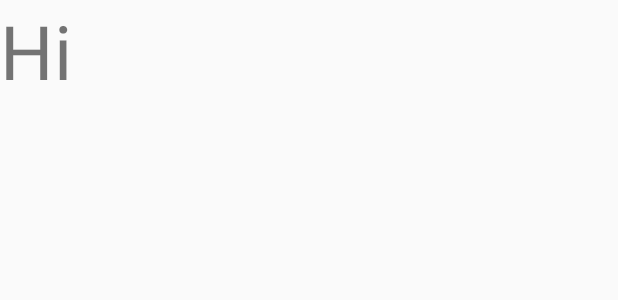
After one commit to Rivera91/Unit03, an Android app: the layout itemview.xml on its own in the app's theme, with its tools: preview values and no code run, on a phone screen of 412 x 824 dp. The commit adds this screen. Shown: the top 300 px of the screen. Run offline under Robolectric (Android 15) with nearby library versions, the phone set to English and light mode, and no system bars.

Commit message:
part02 commit

```diff
--- a/app/src/main/AndroidManifest.xml
+++ b/app/src/main/AndroidManifest.xml
@@ -16,7 +16,8 @@
                 <category android:name="android.intent.category.LAUNCHER" />
             </intent-filter>
         </activity>
-        <activity android:name=".RecyclerActivity"></activity>
+        <activity android:name=".RecyclerActivity" />
+        <activity android:name=".DisplayActivity"></activity>
     </application>
 
 </manifest>
--- /dev/null
+++ b/app/src/main/res/layout/itemview.xml
@@ -0,0 +1,12 @@
+<?xml version="1.0" encoding="utf-8"?>
+<android.support.constraint.ConstraintLayout
+    xmlns:android="http://schemas.android.com/apk/res/android" android:layout_width="match_parent"
+    android:layout_height="match_parent">
+
+    <TextView
+        android:layout_width="wrap_content"
+        android:layout_height="wrap_content"
+        android:text="Hi"
+        android:textSize="50sp"/>
+
+</android.support.constraint.ConstraintLayout>
```
Also changed, not shown: app/src/main/java/nyc/amy_rivera_devoloper/whatismyaddress/DisplayActivity.java (added, +13 -0 lines), app/src/main/res/layout/activity_display.xml (added, +9 -0 lines), app/src/main/res/layout/activity_recycler.xml (+7 -2 lines).
